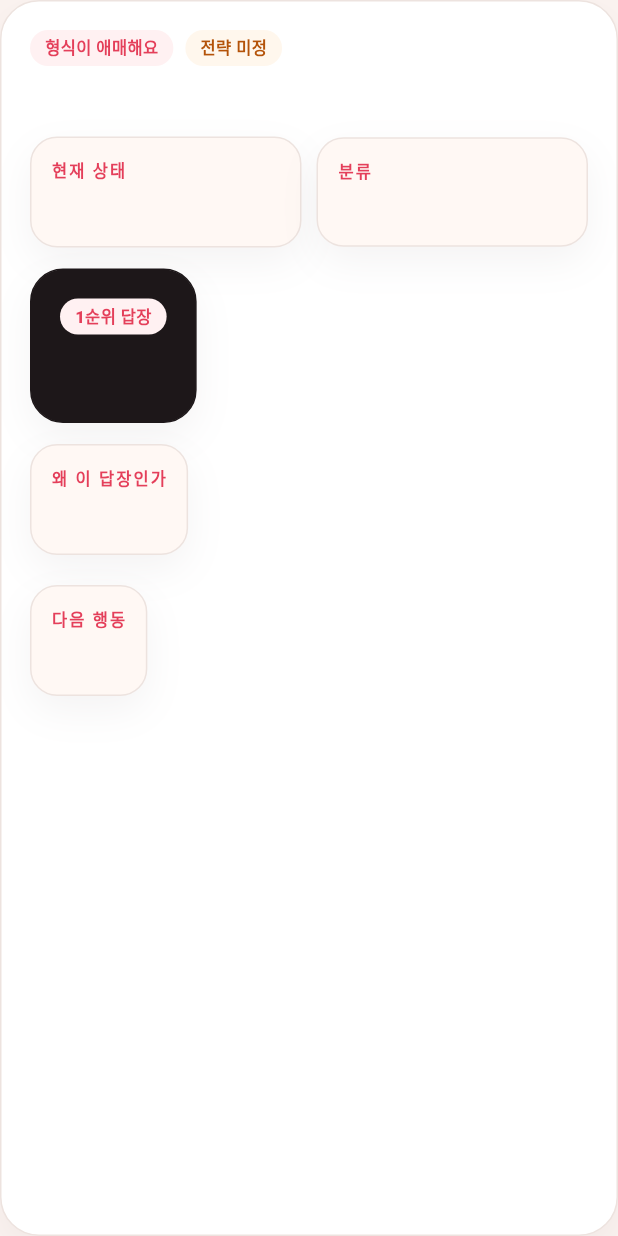
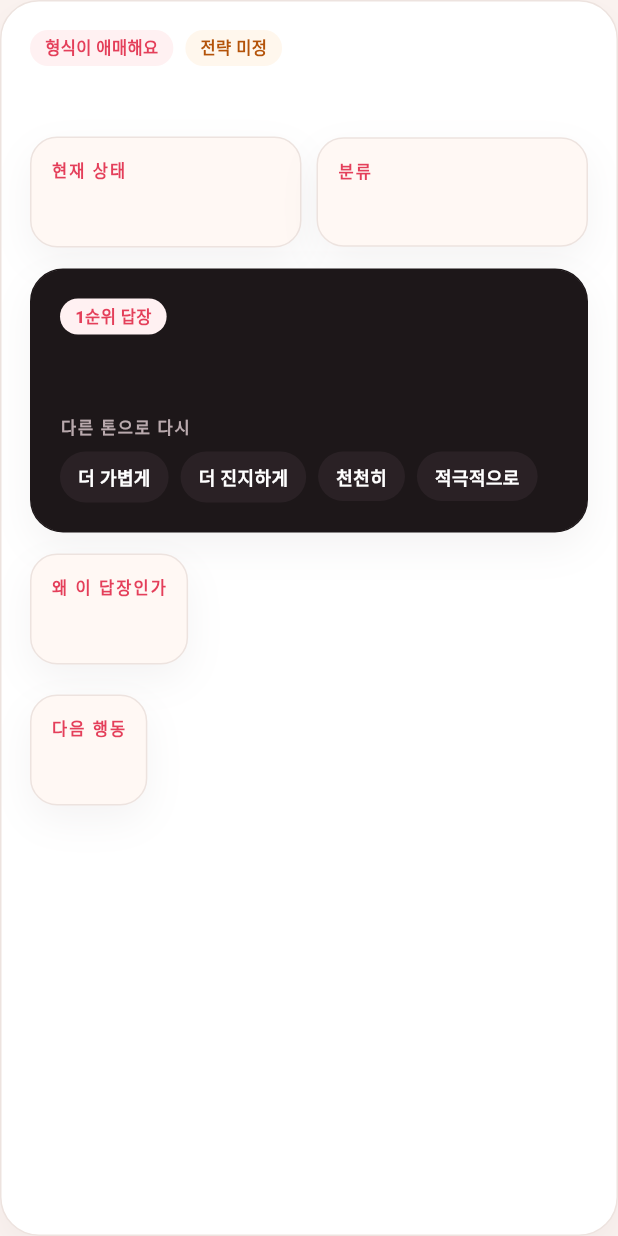
Before and after one commit to kjh5848/flirting-hell, a Flutter app: the _AnalysisTurnCard widget shown alone on an empty page, opened directly with empty values, on a phone screen of 412 x 824 dp. Run offline on Flutter 3.47's test engine with Material 3 defaults, Android fonts, the phone set to English and light mode, and no system bars; our stand-ins replace dio, firebase_auth, firebase_core, flutter_riverpod, go_router; accounts and stored records are empty; network calls fail; Roboto replaces fonts that are missing (Pretendard).

Commit message:
답장 톤 조절(refine) 추가 — 답장 카드를 대화로 (우선순위 1)
- AnalysisPort.refineReply + RefineDirection(LIGHTER/MORE_SERIOUS/SLOWER/BOLDER)
- Mock: 방향별 결정적 톤 변형 / LLM: 프롬프트 기반(키 투입 시 동작)
- 비영속(ephemeral) — 새 turn 안 만들어 관계 메모리 오염 없음
- POST /rooms/{id}/analyses/refine + 방 소유 검증 + 최신 상대유형 맥락
- 모바일: 1순위 답장 카드에 톤 칩 4개 + '원래대로', 결과 인라인 표시
- mock refine 패리티 테스트(방향별 비어있지 않고 서로 다름)

검증: 백엔드 gradlew test green, 모바일 analyze+test green.

Co-Authored-By: Claude Opus 4.8 (1M context) <noreply@anthropic.com>

```diff
--- a/apps/mobile/lib/features/rooms/presentation/room_detail_screen.dart
+++ b/apps/mobile/lib/features/rooms/presentation/room_detail_screen.dart
@@ -66,7 +66,11 @@ class _RoomDetailScreenState extends ConsumerState<RoomDetailScreen> {
             const _EmptyHistoryCard()
           else
             for (final turn in detail.recentTurns) ...[
-              _AnalysisTurnCard(turn: turn, idealAxes: idealAxes),
+              _AnalysisTurnCard(
+                turn: turn,
+                idealAxes: idealAxes,
+                roomId: widget.roomId,
+              ),
               const SizedBox(height: 12),
             ],
         ],
@@ -266,10 +270,12 @@ class _EmptyHistoryCard extends StatelessWidget {
 class _AnalysisTurnCard extends StatelessWidget {
   const _AnalysisTurnCard({
     required this.turn,
+    required this.roomId,
     this.idealAxes,
   });
 
   final AnalysisTurn turn;
+  final String roomId;
 
   /// 내 이상형 5축. 설정돼 있으면 상대 유형과의 적합도를 계산한다.
   final Map<String, int>? idealAxes;
@@ -303,7 +309,7 @@ class _AnalysisTurnCard extends StatelessWidget {
             _PartnerTypeCard(partnerType: partnerType, idealAxes: idealAxes),
           ],
           const SizedBox(height: 14),
-          _PrimaryReplyCard(reply: turn.primaryReply),
+          _PrimaryReplyCard(reply: turn.primaryReply, roomId: roomId),
           if (turn.alternativeReplies.isNotEmpty) ...[
             const SizedBox(height: 14),
             Text('다른 톤', style: Theme.of(context).textTheme.labelSmall),
@@ -444,13 +450,49 @@ class _InsightGrid extends StatelessWidget {
   }
 }
 
-class _PrimaryReplyCard extends StatelessWidget {
-  const _PrimaryReplyCard({required this.reply});
+class _PrimaryReplyCard extends ConsumerStatefulWidget {
+  const _PrimaryReplyCard({required this.reply, required this.roomId});
 
   final String reply;
+  final String roomId;
+
+  @override
+  ConsumerState<_PrimaryReplyCard> createState() => _PrimaryReplyCardState();
+}
+
+class _PrimaryReplyCardState extends ConsumerState<_PrimaryReplyCard> {
+  String? _refined;
+  bool _loading = false;
+
+  static const _directions = [
+    ('LIGHTER', '더 가볍게'),
+    ('MORE_SERIOUS', '더 진지하게'),
+    ('SLOWER', '천천히'),
+    ('BOLDER', '적극적으로'),
+  ];
+
+  Future<void> _refine(String direction) async {
+    if (_loading) return;
+    setState(() => _loading = true);
+    try {
+      final reply = await ref
+          .read(roomsApiProvider)
+          .refineReply(widget.roomId, widget.reply, direction);
+      if (mounted) setState(() => _refined = reply);
+    } catch (_) {
+      if (mounted) {
+        ScaffoldMessenger.of(context).showSnackBar(
+          const SnackBar(content: Text('다시 쓰지 못했어요. 잠시 후 다시 시도하세요.')),
+        );
+      }
+    } finally {
+      if (mounted) setState(() => _loading = false);
+    }
+  }
 
   @override
   Widget build(BuildContext context) {
+    final shown = _refined ?? widget.reply;
     return SectionCard(
       backgroundColor: const Color(0xFF1D1719),
       borderColor: const Color(0xFF1D1719),
@@ -458,10 +500,35 @@ class _PrimaryReplyCard extends StatelessWidget {
       child: Column(
         crossAxisAlignment: CrossAxisAlignment.start,
         children: [
-          const AppStatusChip(label: '1순위 답장'),
+          Row(
+            children: [
+              AppStatusChip(label: _refined == null ? '1순위 답장' : '다시 쓴 답장'),
+              const Spacer(),
+              if (_loading)
+                const SizedBox.square(
+                  dimension: 16,
+                  child: CircularProgressIndicator(
+                    strokeWidth: 2,
+                    color: Colors.white,
+                  ),
+                )
+              else if (_refined != null)
+                GestureDetector(
+                  onTap: () => setState(() => _refined = null),
+                  child: const Text(
+                    '원래대로',
+                    style: TextStyle(
+                      color: Color(0xFFF6EDEE),
+                      fontSize: 12,
+                      fontWeight: FontWeight.w800,
+                    ),
+                  ),
+                ),
+            ],
+          ),
           const SizedBox(height: 12),
           Text(
-            reply,
+            shown,
             style: const TextStyle(
               color: Colors.white,
               fontSize: 21,
@@ -469,6 +536,47 @@ class _PrimaryReplyCard extends StatelessWidget {
               height: 1.25,
               letterSpacing: -0.6,
             ),
+          ),
+          const SizedBox(height: 14),
+          const Text(
+            '다른 톤으로 다시',
+            style: TextStyle(
+              color: Color(0xFFB9A9AD),
+              fontSize: 11,
+              fontWeight: FontWeight.w900,
+              letterSpacing: 1.2,
+            ),
+          ),
+          const SizedBox(height: 8),
+          Wrap(
+            spacing: 8,
+            runSpacing: 8,
+            children: [
+              for (final (value, label) in _directions)
+                GestureDetector(
+                  onTap: _loading ? null : () => _refine(value),
+                  child: DecoratedBox(
+                    decoration: BoxDecoration(
+                      color: const Color(0xFF2A2125),
+                      borderRadius: BorderRadius.circular(999),
+                    ),
+                    child: Padding(
+                      padding: const EdgeInsets.symmetric(
+                        horizontal: 12,
+                        vertical: 8,
+                      ),
+                      child: Text(
+                        label,
+                        style: const TextStyle(
+                          color: Colors.white,
+                          fontSize: 12,
+                          fontWeight: FontWeight.w800,
+                        ),
+                      ),
+                    ),
+                  ),
+                ),
+            ],
           ),
         ],
       ),
```
Also changed, not shown: apps/mobile/lib/data/remote/rooms_api.dart (+18 -0 lines), 6 other files.
